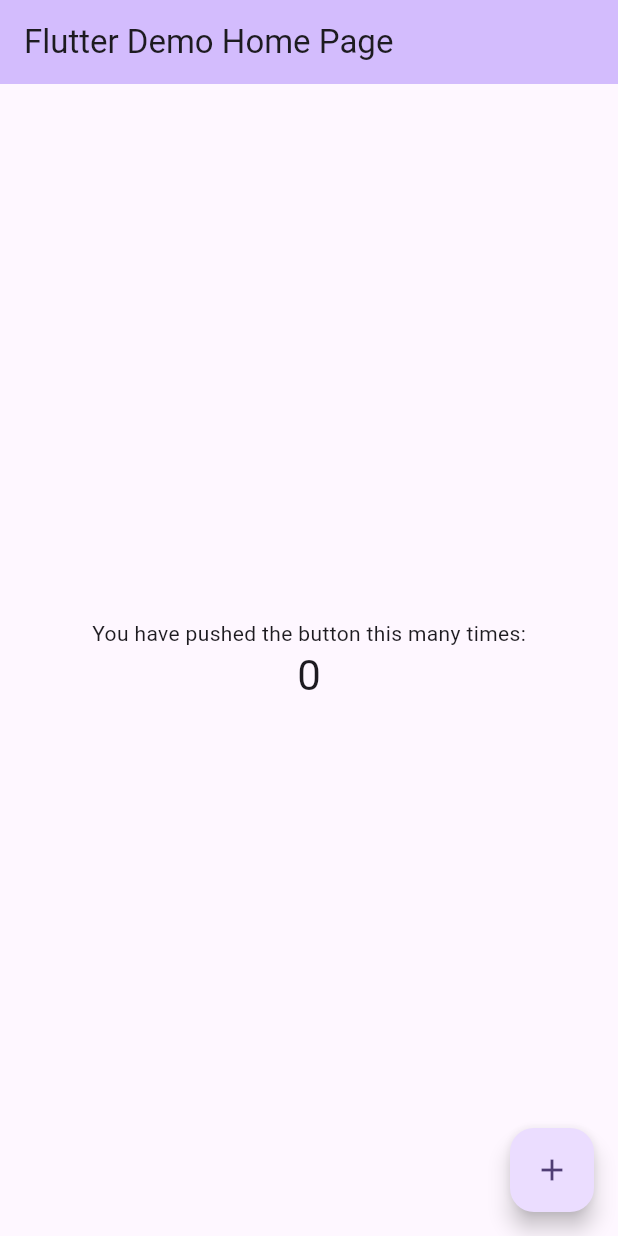
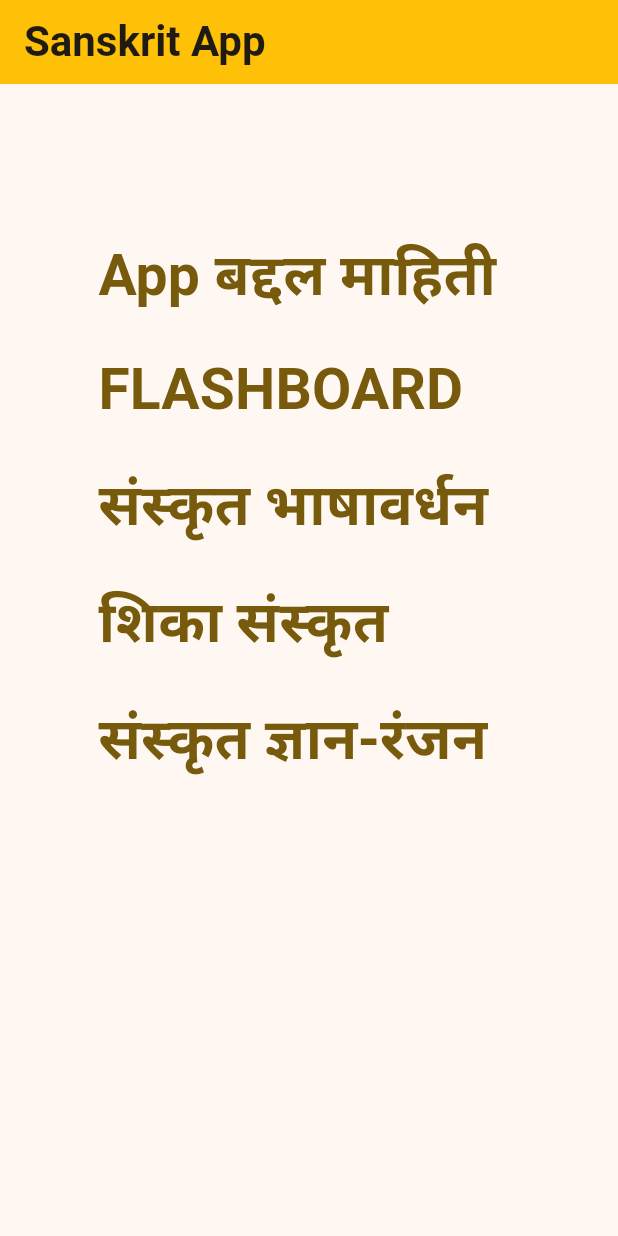
Before and after one commit to AKINAS05/Sanskrit-project, a Flutter app: the screen it shows after launch, on a phone screen of 412 x 824 dp. Run offline on Flutter 3.47's test engine with Material 2 defaults, Android fonts, the light colour scheme and no system bars.

Commit message:
First Page added

```diff
--- /dev/null
+++ b/lib/firstpage.dart
@@ -0,0 +1,77 @@
+import 'package:flutter/material.dart';
+class FirstPage extends StatefulWidget {
+  const FirstPage({super.key});
+
+  @override
+  State<FirstPage> createState() => _FirstPageState();
+}
+class _FirstPageState extends State<FirstPage> {
+  Widget build(BuildContext context) {
+    var mediaQuery1 = MediaQuery.of(context);
+    return Scaffold(
+     appBar:  AppBar(
+       title: Text("Sanskrit App",style: TextStyle(fontWeight:FontWeight.bold,
+       fontSize: 28),),
+       backgroundColor: Colors.amber,
+     ),
+      body: Column(
+        crossAxisAlignment: CrossAxisAlignment.start,
+      mainAxisAlignment: MainAxisAlignment.start,
+      children :[
+        SizedBox( height: mediaQuery1.size.height*0.11,),
+      Row(
+        children :[
+          SizedBox( height: mediaQuery1.size.height*0.02,
+          width: mediaQuery1.size.width*0.13,),
+      Column(
+        crossAxisAlignment: CrossAxisAlignment.start,
+        mainAxisAlignment: MainAxisAlignment.start,
+        children :[
+      TextButton(
+        child: Text('App बद्दल माहिती',style: TextStyle(fontWeight:FontWeight.bold,
+            fontSize: 38),),
+        onPressed: (){
+          print('Show App Info');
+        },
+      ),
+        SizedBox( height: mediaQuery1.size.height*0.007,),
+        TextButton(
+          child: Text('FLASHBOARD',style: TextStyle(fontWeight:FontWeight.bold,
+              fontSize: 38),),
+          onPressed: (){
+            print('Show App Info');
+          },
+        ),
+        SizedBox( height: mediaQuery1.size.height*0.007,),
+        TextButton(
+          child: Text('संस्कृत भाषावर्धन',style: TextStyle(fontWeight:FontWeight.bold,
+              fontSize: 38),),
+          onPressed: (){
+            print('Show App Info');
+          },
+        ),
+        SizedBox( height: mediaQuery1.size.height*0.007,),
+        TextButton(
+          child: Text('शिका संस्कृत ',style: TextStyle(fontWeight:FontWeight.bold,
+              fontSize: 38),),
+          onPressed: (){
+            print('Show App Info');
+          },
+        ),
+        SizedBox( height: mediaQuery1.size.height*0.007,),
+        TextButton(
+          child: Text('संस्कृत ज्ञान-रंजन',style: TextStyle(fontWeight:FontWeight.bold,
+              fontSize: 38),),
+          onPressed: (){
+            print('Show App Info');
+          },
+        ),
+          ],
+      ),
+    ],
+      ),
+      ],
+    ),
+    );
+
+  } }
--- a/lib/main.dart
+++ b/lib/main.dart
@@ -1,4 +1,5 @@
 import 'package:flutter/material.dart';
+import 'package:sanskritapp/firstpage.dart';
 
 void main() {
   runApp(const MyApp());
@@ -6,47 +7,22 @@
 
 class MyApp extends StatelessWidget {
   const MyApp({super.key});
-
-  // This widget is the root of your application.
   @override
   Widget build(BuildContext context) {
     return MaterialApp(
       title: 'Flutter Demo',
+      debugShowCheckedModeBanner: false,
       theme: ThemeData(
-        // This is the theme of your application.
-        //
-        // TRY THIS: Try running your application with "flutter run". You'll see
-        // the application has a blue toolbar. Then, without quitting the app,
-        // try changing the seedColor in the colorScheme below to Colors.green
-        // and then invoke "hot reload" (save your changes or press the "hot
-        // reload" button in a Flutter-supported IDE, or press "r" if you used
-        // the command line to start the app).
-        //
-        // Notice that the counter didn't reset back to zero; the application
-        // state is not lost during the reload. To reset the state, use hot
-        // restart instead.
-        //
-        // This works for code too, not just values: Most code changes can be
-        // tested with just a hot reload.
-        colorScheme: ColorScheme.fromSeed(seedColor: Colors.deepPurple),
+        colorScheme: ColorScheme.fromSeed(seedColor: Colors.amber),
         useMaterial3: true,
       ),
-      home: const MyHomePage(title: 'Flutter Demo Home Page'),
+      home: FirstPage(),
     );
   }
 }
 
 class MyHomePage extends StatefulWidget {
   const MyHomePage({super.key, required this.title});
-
-  // This widget is the home page of your application. It is stateful, meaning
-  // that it has a State object (defined below) that contains fields that affect
-  // how it looks.
-
-  // This class is the configuration for the state. It holds the values (in this
-  // case the title) provided by the parent (in this case the App widget) and
-  // used by the build method of the State. Fields in a Widget subclass are
-  // always marked "final".
 
   final String title;
 
@@ -59,50 +35,19 @@
 
   void _incrementCounter() {
     setState(() {
-      // This call to setState tells the Flutter framework that something has
-      // changed in this State, which causes it to rerun the build method below
-      // so that the display can reflect the updated values. If we changed
-      // _counter without calling setState(), then the build method would not be
-      // called again, and so nothing would appear to happen.
       _counter++;
     });
   }
 
   @override
   Widget build(BuildContext context) {
-    // This method is rerun every time setState is called, for instance as done
-    // by the _incrementCounter method above.
-    //
-    // The Flutter framework has been optimized to make rerunning build methods
-    // fast, so that you can just rebuild anything that needs updating rather
-    // than having to individually change instances of widgets.
     return Scaffold(
       appBar: AppBar(
-        // TRY THIS: Try changing the color here to a specific color (to
-        // Colors.amber, perhaps?) and trigger a hot reload to see the AppBar
-        // change color while the other colors stay the same.
         backgroundColor: Theme.of(context).colorScheme.inversePrimary,
-        // Here we take the value from the MyHomePage object that was created by
-        // the App.build method, and use it to set our appbar title.
         title: Text(widget.title),
       ),
       body: Center(
-        // Center is a layout widget. It takes a single child and positions it
-        // in the middle of the parent.
         child: Column(
-          // Column is also a layout widget. It takes a list of children and
-          // arranges them vertically. By default, it sizes itself to fit its
-          // children horizontally, and tries to be as tall as its parent.
-          //
-          // Column has various properties to control how it sizes itself and
-          // how it positions its children. Here we use mainAxisAlignment to
-          // center the children vertically; the main axis here is the vertical
-          // axis because Columns are vertical (the cross axis would be
-          // horizontal).
-          //
-          // TRY THIS: Invoke "debug painting" (choose the "Toggle Debug Paint"
-          // action in the IDE, or press "p" in the console), to see the
-          // wireframe for each widget.
           mainAxisAlignment: MainAxisAlignment.center,
           children: <Widget>[
             const Text(
```
